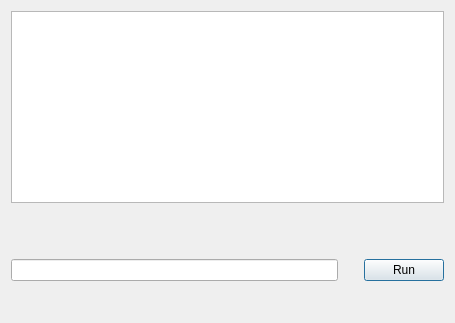
This is src/ui/console.ui in clementine-player/Clementine as Qt 5 draws it before an edit. The edited form follows.
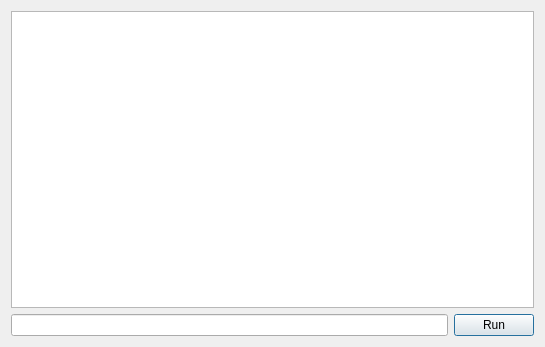
This is the edited form.

Commit message: Fix focus and tab order for console.

```diff
--- a/src/ui/console.ui
+++ b/src/ui/console.ui
@@ -6,50 +6,24 @@
    <rect>
     <x>0</x>
     <y>0</y>
-    <width>455</width>
-    <height>323</height>
+    <width>545</width>
+    <height>347</height>
    </rect>
   </property>
   <property name="windowTitle">
    <string>Console</string>
   </property>
-  <layout class="QFormLayout" name="formLayout">
-   <item row="0" column="0" colspan="2">
+  <layout class="QGridLayout" name="gridLayout">
+   <item row="0" column="0">
     <layout class="QVBoxLayout" name="verticalLayout">
      <item>
       <widget class="QTextBrowser" name="output"/>
      </item>
-     <item>
-      <spacer name="horizontalSpacer">
-       <property name="orientation">
-        <enum>Qt::Horizontal</enum>
-       </property>
-       <property name="sizeHint" stdset="0">
-        <size>
-         <width>40</width>
-         <height>20</height>
-        </size>
-       </property>
-      </spacer>
-     </item>
      <item>
       <layout class="QHBoxLayout" name="horizontalLayout">
        <item>
         <widget class="QLineEdit" name="query"/>
        </item>
-       <item>
-        <spacer name="verticalSpacer">
-         <property name="orientation">
-          <enum>Qt::Vertical</enum>
-         </property>
-         <property name="sizeHint" stdset="0">
-          <size>
-           <width>20</width>
-           <height>40</height>
-          </size>
-         </property>
-        </spacer>
-       </item>
        <item>
         <widget class="QPushButton" name="run">
          <property name="text">
```
Left out of the diff: 7 changed lines with no effect on the pictures.
